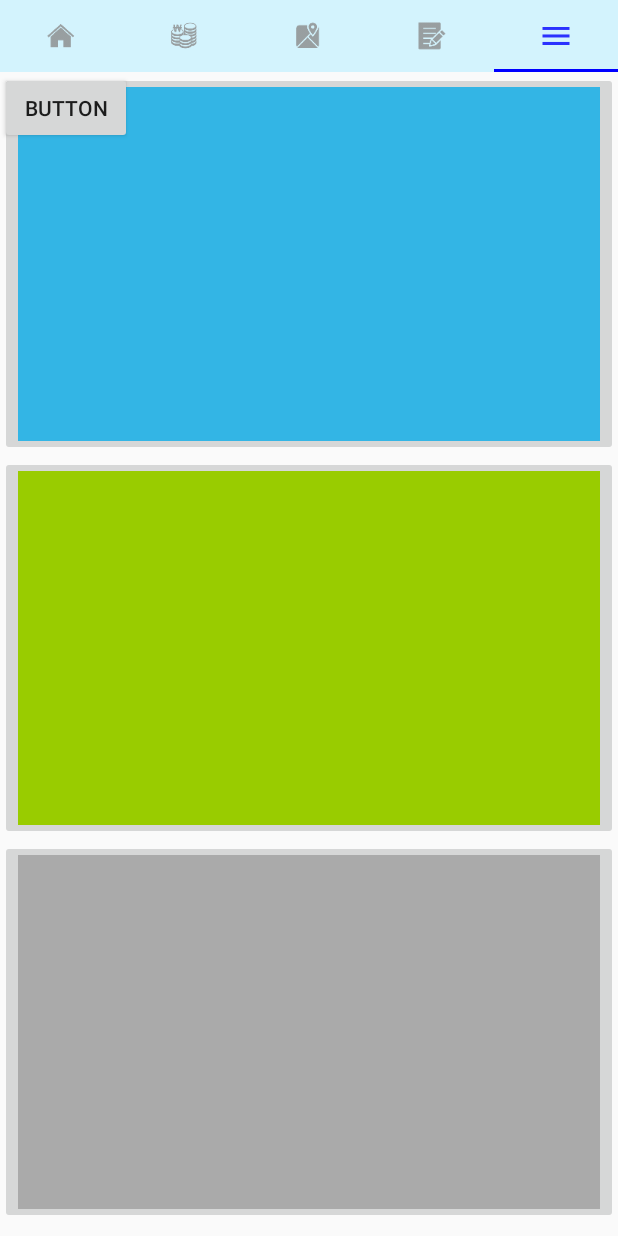
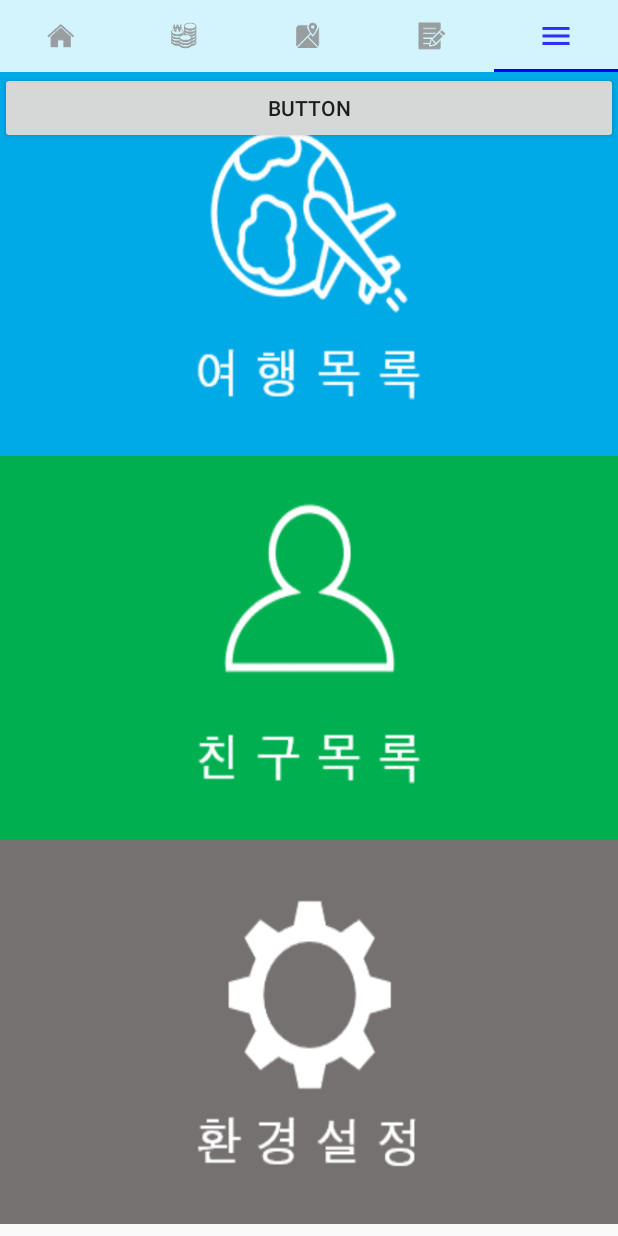
Before and after one commit to khj1008/Tripool-app, an Android app: the MainActivity screen opened directly, with no data from a screen before it, tab 5 chosen, on a phone screen of 412 x 824 dp. Run offline under Robolectric (Android 15) with nearby library versions, the phone set to English and light mode, and no system bars; our stand-ins replace Volley; libraries missing offline, so code that uses them is left out: com.kakao.network, com.kakao.usermgmt, com.kakao.util; 5 statements that could not run were skipped.

Commit message:
친구목록 구현 여행목록 친구목록 환경설정 버튼 이미지 삽입

```diff
--- a/app/src/main/java/com/gachon/kimhyju/tripool/activity/FriendfindActivity.java
+++ b/app/src/main/java/com/gachon/kimhyju/tripool/activity/FriendfindActivity.java
@@ -258,7 +258,7 @@ public class FriendfindActivity extends Activity implements View.OnClickListener
                     JSONObject notification = new JSONObject();
                     notification.put("title","친구요청");
                     notification.put("body",nickName+"님으로부터 친구요청이 왔습니다!");
-                    notification.put("click_action","android.intent.action.MAIN");
+                    notification.put("click_action","FRIEND_REQUEST");
 
 
                     JSONObject data=new JSONObject();
--- a/app/src/main/java/com/gachon/kimhyju/tripool/activity/LoginActivity.java
+++ b/app/src/main/java/com/gachon/kimhyju/tripool/activity/LoginActivity.java
@@ -54,6 +54,7 @@ public class LoginActivity extends AppCompatActivity {
 
         }else {
             final Intent intent = new Intent(this, MainActivity.class);
+            intent.putExtra("action","launch");
             startActivity(intent);
             finish();
         }
--- a/app/src/main/java/com/gachon/kimhyju/tripool/activity/MainActivity.java
+++ b/app/src/main/java/com/gachon/kimhyju/tripool/activity/MainActivity.java
@@ -43,6 +43,7 @@ public class MainActivity extends AppCompatActivity implements page_Home.OnFragm
     Gender gender;
     String email;
     String token;
+    String action;
 
 
     @Override
@@ -50,9 +51,23 @@ public class MainActivity extends AppCompatActivity implements page_Home.OnFragm
         super.onCreate(savedInstanceState);
         setContentView(R.layout.activity_main);
 
+        //서버에서 데이터를 받아오기
         ApplicationController application=ApplicationController.getInstance();
         application.buildNetworkService("210.102.181.158",62005);
         networkService= ApplicationController.getInstance().getNetworkService();
+
+        //친구요청 알림 클릭시 넘어오는 intent처리
+        Intent intent=getIntent();
+        action=intent.getStringExtra("action");
+        if (action.equals("request_friend")) {
+            Intent friendAccept=new Intent(getApplicationContext(),FriendacceptActivity.class);
+            friendAccept.putExtra("friend_id",user_id);
+            friendAccept.putExtra("nickName",nickName);
+            friendAccept.putExtra("email",email);
+            friendAccept.putExtra("thumbnail_image",thumbnail_image);
+            startActivity(friendAccept);
+        }
+
 
         PageAdapter pageAdapter=new PageAdapter(getSupportFragmentManager(),this);
         ViewPager viewPager=(ViewPager)findViewById(R.id.view_pager);
--- a/app/src/main/java/com/gachon/kimhyju/tripool/activity/TriplistActivity.java
+++ b/app/src/main/java/com/gachon/kimhyju/tripool/activity/TriplistActivity.java
@@ -75,7 +75,6 @@ public class TriplistActivity extends AppCompatActivity implements AdapterView.O
         listView=findViewById(R.id.triplist_view);
         listView.setOnItemLongClickListener(this);
         tripAdapter=new TripAdapter(getApplicationContext());
-       // getTrip(user_id);
 
     }
 
--- a/app/src/main/java/com/gachon/kimhyju/tripool/fragment/page_Menu.java
+++ b/app/src/main/java/com/gachon/kimhyju/tripool/fragment/page_Menu.java
@@ -115,12 +115,12 @@ public class page_Menu extends Fragment implements View.OnClickListener {
                 break;
             case R.id.triplistButton:
                 Intent tripintent=new Intent(mcontext,TriplistActivity.class);
-                tripintent.putExtra("flag","create");
                 tripintent.putExtra("user_id",user_id);
                 startActivity(tripintent);
                 break;
             case R.id.friendlistButton:
                 Intent friendintent=new Intent(mcontext,FriendlistActivity.class);
+                friendintent.putExtra("user_id",user_id);
                 startActivity(friendintent);
                 break;
         }
--- a/app/src/main/java/com/gachon/kimhyju/tripool/others/MyFirebaseMessagingService.java
+++ b/app/src/main/java/com/gachon/kimhyju/tripool/others/MyFirebaseMessagingService.java
@@ -28,6 +28,7 @@ public class MyFirebaseMessagingService extends FirebaseMessagingService {
         Log.d(TAG,notification_body);
         String noti_clcik=remoteMessage.getNotification().getClickAction();
         Intent click_intent=new Intent(noti_clcik);
+        click_intent.putExtra("action","request_friend");
         click_intent.putExtra("friend_id",user_id);
         click_intent.putExtra("nickName",nickName);
         click_intent.putExtra("email",email);
--- a/app/src/main/java/com/gachon/kimhyju/tripool/others/NetworkService.java
+++ b/app/src/main/java/com/gachon/kimhyju/tripool/others/NetworkService.java
@@ -26,6 +26,8 @@ public interface NetworkService {
 
     @POST("/Friend/{user_id}/{friend_id}")
     Call<User> add_friend(@Path("user_id") int user_id, @Path("friend_id") int friend_id);
+    @GET("/Friend/{user_id}")
+    Call<List<User>> find_friend(@Path("user_id") int user_id);
 
     @POST("/Trip")
     Call<Trip> create_trip(@Body Trip trip);
--- a/app/src/main/res/layout/fragment_page__menu.xml
+++ b/app/src/main/res/layout/fragment_page__menu.xml
@@ -7,37 +7,42 @@
     tools:context=".fragment.page_Menu">
 
     <!-- TODO: Update blank fragment layout -->
+    <Button
+        android:id="@+id/button"
+        android:layout_width="match_parent"
+        android:layout_height="wrap_content"
+        android:layout_weight="1"
+        android:text="Button" />
+
     <LinearLayout
         android:layout_width="match_parent"
         android:layout_height="match_parent"
-        android:orientation="vertical">
+        android:orientation="vertical"
+        android:weightSum="3">
 
         <ImageButton
             android:id="@+id/triplistButton"
             android:layout_width="match_parent"
             android:layout_height="match_parent"
             android:layout_weight="1"
-            android:src="@android:color/holo_blue_light" />
+            android:background="@drawable/triplist_button"
+            android:scaleType="fitXY" />
 
         <ImageButton
             android:id="@+id/friendlistButton"
             android:layout_width="match_parent"
             android:layout_height="match_parent"
             android:layout_weight="1"
-            android:src="@android:color/holo_green_light" />
+            android:background="@drawable/friendlist_button"
+            android:scaleType="fitXY" />
 
         <ImageButton
-            android:id="@+id/settinsButton"
+            android:id="@+id/settingButton"
             android:layout_width="match_parent"
             android:layout_height="match_parent"
             android:layout_weight="1"
-            android:src="@android:color/darker_gray" />
+            android:background="@drawable/setting_button"
+            android:scaleType="fitXY" />
     </LinearLayout>
 
-    <Button
-        android:id="@+id/button"
-        android:layout_width="wrap_content"
-        android:layout_height="wrap_content"
-        android:text="Button" />
-
 </FrameLayout>
```
Also changed, not shown: app/src/main/AndroidManifest.xml (+7 -1 lines), app/src/main/java/com/gachon/kimhyju/tripool/activity/FriendlistActivity.java (+73 -1 lines), app/src/main/java/com/gachon/kimhyju/tripool/others/FriendAdapter.java (added, +51 -0 lines), app/src/main/java/com/gachon/kimhyju/tripool/others/FriendlistView.java (added, +49 -0 lines), app/src/main/res/layout/friend_item.xml (added, +34 -0 lines), app/src/main/res/drawable/friendlist_button.png (added), app/src/main/res/drawable/setting_button.png (added), app/src/main/res/drawable/triplist_button.png (added).
